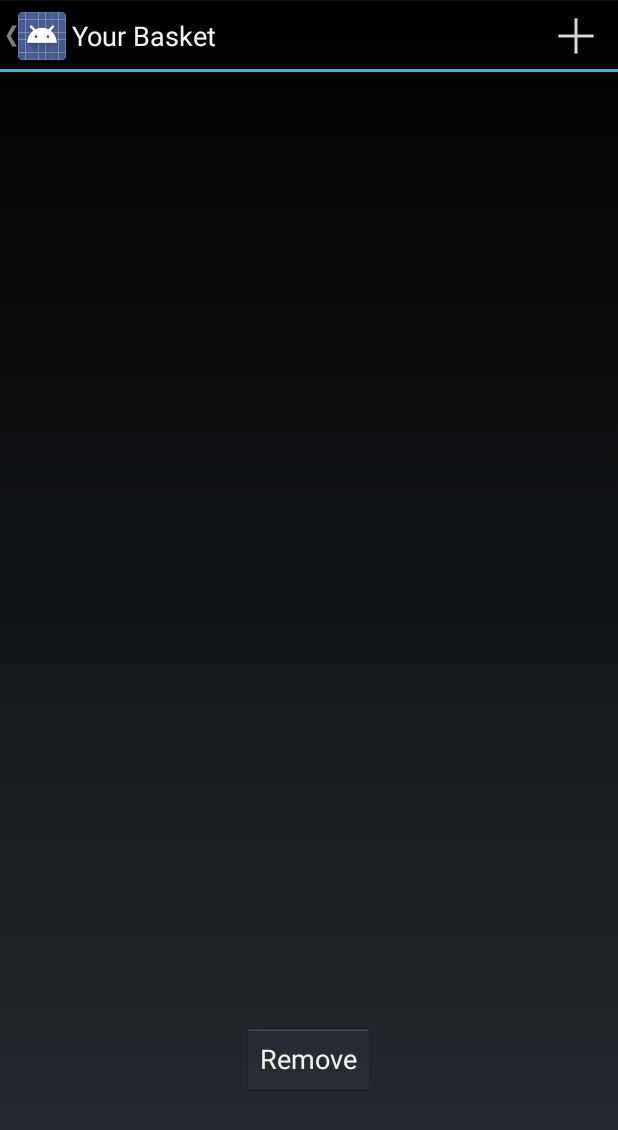
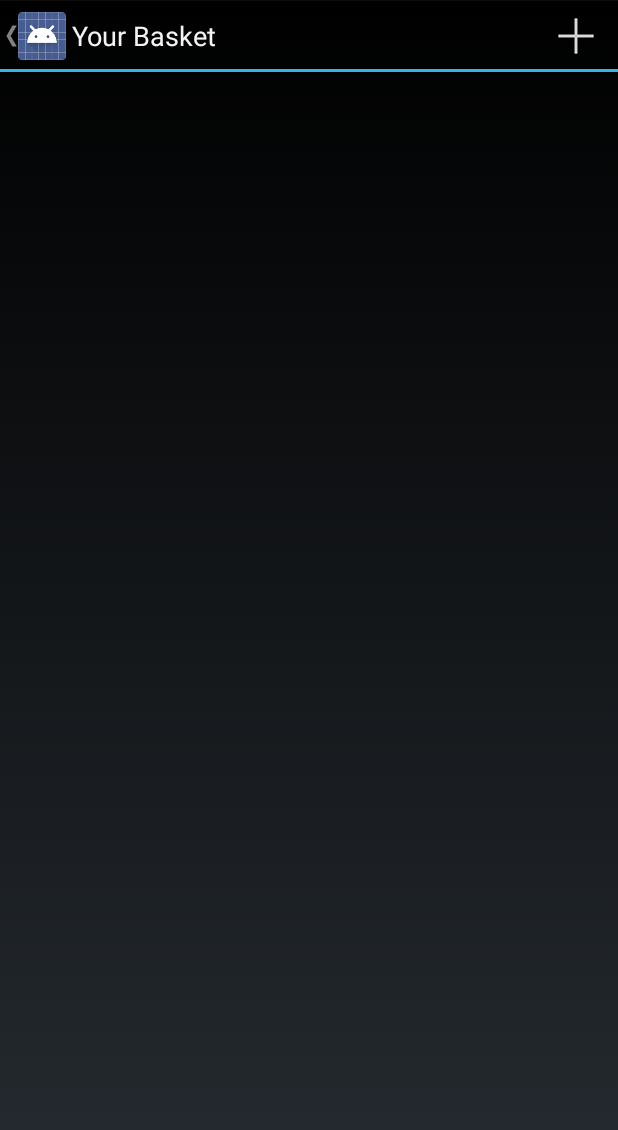
Before and after one commit to hakims/Alchemy, an Android app: the BasketPage screen opened directly, with no data from a screen before it, on a phone screen of 412 x 824 dp. Shown: the top 1130 px of the screen. Run offline under Robolectric (Android 15) with nearby library versions, the phone set to English and light mode, and no system bars.

Commit message:
Cleaned up code

```diff
--- a/app/src/main/java/com/dev/foundingfourfathers/alchemy/BasketPage.java
+++ b/app/src/main/java/com/dev/foundingfourfathers/alchemy/BasketPage.java
@@ -43,7 +43,6 @@ public class BasketPage extends ListActivity {
 //    private ListView listView = null;
 
     private Button b_home;
-    private Button b_remove;
 
 
 
@@ -72,15 +71,6 @@ public class BasketPage extends ListActivity {
         }
         setListAdapter(basketListAdapter);
 
-//        b_home = (Button) findViewById(R.id.button_toHome);
-//        b_home.setOnClickListener(new View.OnClickListener() {
-//            @Override
-//            public void onClick(View view) {
-//                Intent myIntent = new Intent(view.getContext(), HomePage.class);
-//                startActivityForResult(myIntent, 0);
-//            }
-//        });
-
         listView = getListView();
         registerForContextMenu(listView);
 
@@ -93,27 +83,6 @@ public class BasketPage extends ListActivity {
                 openContextMenu(view);
             }
         });
-
-//        b_remove = (Button) findViewById(R.id.button_remove);
-//        b_remove.setOnClickListener(new View.OnClickListener() {
-//            @Override
-//            public void onClick(View view) {
-//                ListViewCheckboxesActivity instance = new ListViewCheckboxesActivity();
-//                ListViewCheckboxesActivity.DrinkAdapter myDataAdapter = instance.dataAdapter;
-////                final int position = instance.listView.getPositionForView((View) view.getParent());
-//                int firstPosition = 0;
-////
-//                Drink firstDrinkInBasket = basketContents.get(firstPosition);
-//                if (firstDrinkInBasket != null) {
-//                    basketContents.remove(firstDrinkInBasket);
-//                    listItems.remove(firstPosition);
-//                    onCreate(savedInstanceState);
-////                    instance.dataAdapter.notifyDataSetChanged();
-////                    instance.notifyFunction();
-//                }
-////
-//            }
-//        });
 
     }
 
--- a/app/src/main/java/com/dev/foundingfourfathers/alchemy/DrinkStrategies/DrinkStrategy.java
+++ b/app/src/main/java/com/dev/foundingfourfathers/alchemy/DrinkStrategies/DrinkStrategy.java
@@ -8,7 +8,7 @@ import java.util.ArrayList;
 /**
  * Created by alihakimi on 4/24/2015.
  */
-public class DrinkStrategy {
+public abstract class DrinkStrategy {
 
     public ArrayList<Drink> getDrinkList(){
 
--- a/app/src/main/res/layout/activity_basket_page.xml
+++ b/app/src/main/res/layout/activity_basket_page.xml
@@ -19,11 +19,4 @@
         android:drawSelectorOnTop="false"
         android:layout_weight="0.78" />
 
-    <Button
-        android:layout_width="wrap_content"
-        android:layout_height="wrap_content"
-        android:text="Remove"
-        android:id="@+id/button_remove"
-        android:layout_gravity="center_horizontal" />
-
 </LinearLayout>
```
Also changed, not shown: app/src/main/java/com/dev/foundingfourfathers/alchemy/DrinkStrategies/HardAlcohol.java (deleted, +0 -14 lines), app/src/main/java/com/dev/foundingfourfathers/alchemy/ListViewActivity.java (deleted, +0 -42 lines).
